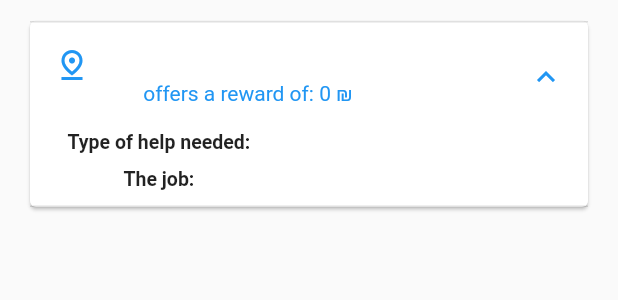
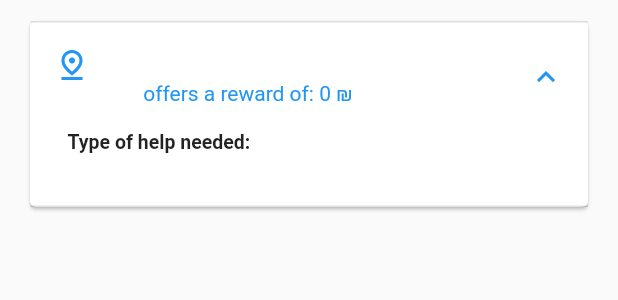
Before and after one commit to One2mellow/handly_app, a Flutter app: the HandlyCallTile widget shown alone on an empty page, opened directly with empty values, after a tap on an icon or button, on a phone screen of 412 x 824 dp. Shown: the top 300 px of the screen. Run offline on Flutter 3.47's test engine with Material 2 defaults, Android fonts, the phone set to English and light mode, and no system bars; our stand-ins replace cloud_firestore, firebase_auth, firebase_core, flutter_spinkit, font_awesome_flutter, google_sign_in and 1 more; missing offline and left inert: fab_circular_menu, flutter_facebook_auth; accounts and stored records are empty; network calls fail.

Commit message:
fixed the description null error - in services the handlyCall to list from snapshot was miisin the description value

```diff
--- a/lib/pages/home/handlyCalls_tile.dart
+++ b/lib/pages/home/handlyCalls_tile.dart
@@ -41,7 +41,7 @@ class HandlyCallTile extends StatelessWidget {
                         ),
                         SizedBox(height: 10,),
                         Text(
-                          'The job: ${handlyCall.description.toString()}',
+                          handlyCall.description,
                           style: TextStyle(
                             fontSize: 13,
                             fontWeight: FontWeight.bold,
--- a/lib/services/handly_calls.dart
+++ b/lib/services/handly_calls.dart
@@ -32,6 +32,8 @@ class HandlyCallsDatabaseService {
           name: document.data()['name'] ?? '',
           score: document.data()['score'] ?? 25,
           user: document.data()['user'] ?? null,
+          description: document.data()['description'] ?? 'No description',
+          time: document.data()['time'] ?? null,
         );
       }).toList() ;
     }
```
Also changed, not shown: lib/pages/home/home.dart (+1 -6 lines). Lines whose indentation alone changed are shown as unchanged.
